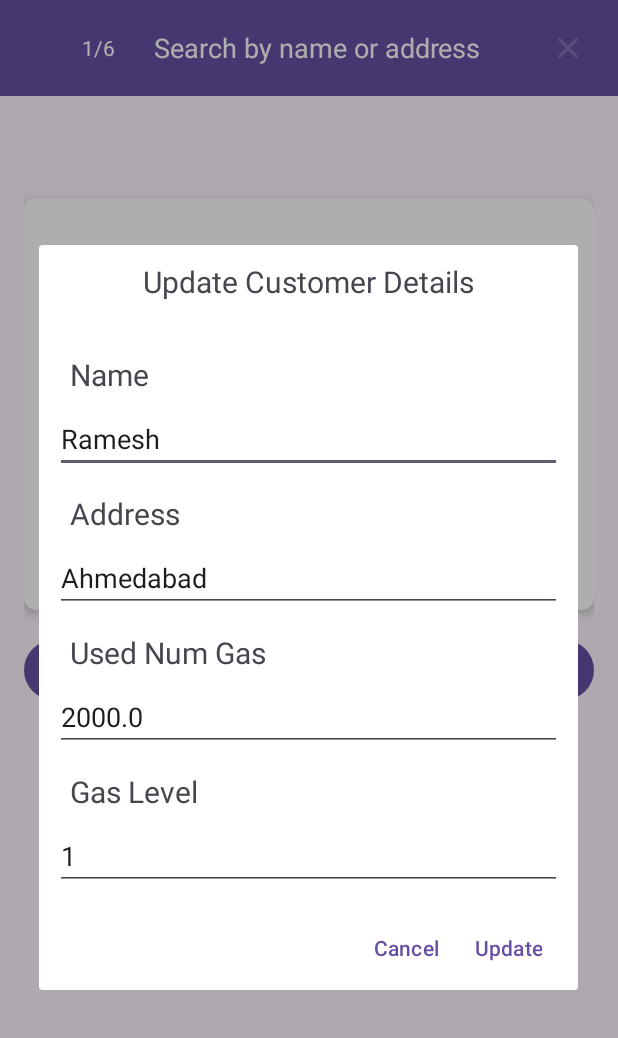
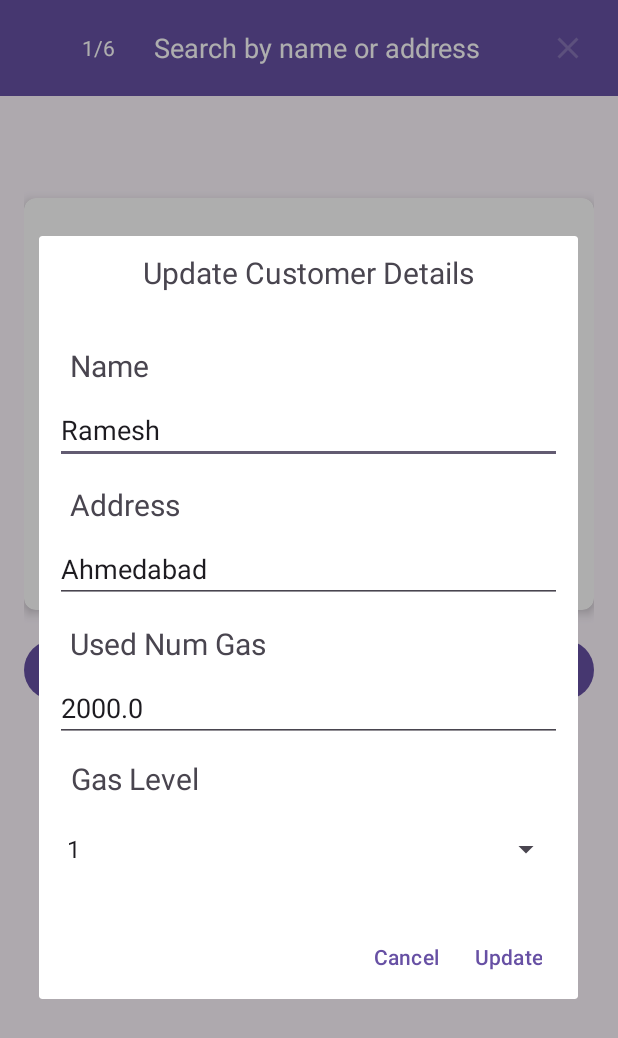
Before and after one commit to huynhnguyenday/Mobile-application, an Android app: the CustomerDetailsActivity screen opened directly, with no data from a screen before it, after a tap on an icon or button, on a phone screen of 412 x 824 dp. Shown: the top 1038 px of the screen. Run offline under Robolectric (Android 15) with nearby library versions, the phone set to English and light mode, and no system bars; 1 other tap on this screen came first.

Commit message:
UPDATE UPDATEDETAIL

```diff
--- a/app/src/main/AndroidManifest.xml
+++ b/app/src/main/AndroidManifest.xml
@@ -29,7 +29,6 @@
         <activity android:name=".MyApplication" />
         <activity android:name=".BaseActivity" />
         <activity android:name=".CustomerDetailsActivity" />
-
     </application>
 
 </manifest>
--- a/app/src/main/java/com/example/gasbill/CustomerDetailsActivity.java
+++ b/app/src/main/java/com/example/gasbill/CustomerDetailsActivity.java
@@ -11,10 +11,12 @@ import android.util.Log;
 import android.view.Gravity;
 import android.view.MenuItem;
 import android.view.View;
+import android.widget.ArrayAdapter;
 import android.widget.Button;
 import android.widget.EditText;
 import android.widget.LinearLayout;
 import android.widget.ScrollView;
+import android.widget.Spinner;
 import android.widget.TextView;
 import android.widget.Toast;
 import androidx.annotation.NonNull;
@@ -27,6 +29,8 @@ import androidx.drawerlayout.widget.DrawerLayout;
 import androidx.appcompat.widget.SearchView;
 import com.google.android.material.navigation.NavigationView;
 import java.text.DecimalFormat;
+import java.util.ArrayList;
+import java.util.List;
 
 public class CustomerDetailsActivity extends BaseActivity {
 
@@ -391,14 +395,14 @@ public class CustomerDetailsActivity extends BaseActivity {
         // Create a LinearLayout for the dialog's title
         LinearLayout titleLayout = new LinearLayout(this);
         titleLayout.setOrientation(LinearLayout.VERTICAL);
-        titleLayout.setGravity(Gravity.CENTER); // Center the title
-        titleLayout.setPadding(16, 16, 16, 16); // Padding for the title
+        titleLayout.setGravity(Gravity.CENTER);
+        titleLayout.setPadding(16, 16, 16, 16);
 
         // Create a TextView for the title
         TextView titleTextView = new TextView(this);
         titleTextView.setText("Update Customer Details");
-        titleTextView.setTextSize(20); // Set the text size
-        titleTextView.setGravity(Gravity.CENTER); // Center the title text
+        titleTextView.setTextSize(20);
+        titleTextView.setGravity(Gravity.CENTER);
         titleTextView.setLayoutParams(new LinearLayout.LayoutParams(
                 LinearLayout.LayoutParams.WRAP_CONTENT,
                 LinearLayout.LayoutParams.WRAP_CONTENT
@@ -413,54 +417,84 @@ public class CustomerDetailsActivity extends BaseActivity {
         // Create a LinearLayout to hold the TextViews and EditTexts
         LinearLayout dialogView = new LinearLayout(this);
         dialogView.setOrientation(LinearLayout.VERTICAL);
-        dialogView.setPadding(16, 16, 16, 16); // Padding for LinearLayout
+        dialogView.setPadding(16, 16, 16, 16);
 
         // Create the EditTexts
         EditText editTextName = new EditText(this);
         EditText editTextAddress = new EditText(this);
         EditText editTextUsedNumGas = new EditText(this);
-        EditText editTextGasLevelTypeId = new EditText(this);
+
+        // Create a Spinner for gas level type
+        Spinner spinnerGasLevelType = new Spinner(this);
+
+// Create a list for the gas level types
+        List<String> gasLevelTypes = new ArrayList<>();
+        gasLevelTypes.add("1");
+        gasLevelTypes.add("2");
+
+// Create an ArrayAdapter for the Spinner
+        ArrayAdapter<String> adapter = new ArrayAdapter<>(this,
+                android.R.layout.simple_spinner_item, gasLevelTypes);
+        adapter.setDropDownViewResource(android.R.layout.simple_spinner_dropdown_item);
+        spinnerGasLevelType.setAdapter(adapter);
+
+// Tăng kích thước chữ cho Spinner
+        spinnerGasLevelType.setMinimumHeight(100); // Tăng chiều cao để dễ dàng chọn
+        TextView spinnerTextView = (TextView) spinnerGasLevelType.getSelectedView();
+        if (spinnerTextView != null) {
+            spinnerTextView.setTextSize(24); // Đặt kích thước chữ
+        }
+
 
         // Set properties for the EditTexts
         editTextName.setHint("Enter customer name");
         editTextAddress.setHint("Enter customer address");
         editTextUsedNumGas.setHint("Enter used number of gas");
-        editTextGasLevelTypeId.setHint("Enter gas level");
 
-        // Create and add TextViews to the LinearLayout
-        TextView textViewName = new TextView(this);
-        textViewName.setText("Name");
-        textViewName.setTextSize(20); // Increase text size
-        textViewName.setPadding(15, 20, 0, 10); // Add padding top
-        dialogView.addView(textViewName);
-        dialogView.addView(editTextName);
+        // Create and add TextViews and EditTexts to the LinearLayout
+        addTextView(dialogView, "Name", editTextName);
+        addTextView(dialogView, "Address", editTextAddress);
+        addTextView(dialogView, "Used Num Gas", editTextUsedNumGas);
 
-        TextView textViewAddress = new TextView(this);
-        textViewAddress.setText("Address");
-        textViewAddress.setTextSize(20); // Increase text size
-        textViewAddress.setPadding(15, 20, 0, 10); // Add padding top
-        dialogView.addView(textViewAddress);
-        dialogView.addView(editTextAddress);
+        // Add a TextView for "Gas Level"
+        TextView gasLevelTitleTextView = new TextView(this);
+        gasLevelTitleTextView.setText("Gas Level");
+        gasLevelTitleTextView.setTextSize(20); // Tăng kích cỡ chữ lên 20
+        gasLevelTitleTextView.setLayoutParams(new LinearLayout.LayoutParams(
+                LinearLayout.LayoutParams.WRAP_CONTENT,
+                LinearLayout.LayoutParams.WRAP_CONTENT
+        ));
+        int paddingTop = 16;
+        int paddingLeft = 16;
+        gasLevelTitleTextView.setPadding(paddingLeft, paddingTop,
+                gasLevelTitleTextView.getPaddingRight(), gasLevelTitleTextView.getPaddingBottom());
 
-        TextView textViewUsedNumGas = new TextView(this);
-        textViewUsedNumGas.setText("Used Num Gas");
-        textViewUsedNumGas.setTextSize(20); // Increase text size
-        textViewUsedNumGas.setPadding(15, 20, 0, 10); // Add padding top
-        dialogView.addView(textViewUsedNumGas);
-        dialogView.addView(editTextUsedNumGas);
+        dialogView.addView(gasLevelTitleTextView);
 
-        TextView textViewGasLevelTypeId = new TextView(this);
-        textViewGasLevelTypeId.setText("Gas Level");
-        textViewGasLevelTypeId.setTextSize(20); // Increase text size
-        textViewGasLevelTypeId.setPadding(15, 20, 0, 10); // Add padding top
-        dialogView.addView(textViewGasLevelTypeId);
-        dialogView.addView(editTextGasLevelTypeId);
+        // Add the Spinner without label
+        dialogView.addView(spinnerGasLevelType);
 
-        // Set the text for the EditTexts from the TextViews
-        editTextName.setText(tvCustomerName.getText().toString().replace("Name: ", ""));
-        editTextAddress.setText(tvCustomerAddress.getText().toString().replace("Address: ", ""));
-        editTextUsedNumGas.setText(tvCustomerUsedNumGas.getText().toString().replace("Used Num Gas: ", ""));
-        editTextGasLevelTypeId.setText(tvCustomerGasLevelTypeID.getText().toString().replace("Gas Level: ", ""));
+        // Fetch and set the customer details from the cursor safely
+        if (cursor != null && cursor.moveToPosition(currentPosition)) {
+            int nameIndex = cursor.getColumnIndex("NAME");
+            int addressIndex = cursor.getColumnIndex("ADDRESS");
+            int usedNumGasIndex = cursor.getColumnIndex("USED_NUM_GAS");
+            int gasLevelTypeIdIndex = cursor.getColumnIndex("GAS_LEVEL_TYPE_ID");
+
+            if (nameIndex != -1) {
+                editTextName.setText(cursor.getString(nameIndex));
+            }
+            if (addressIndex != -1) {
+                editTextAddress.setText(cursor.getString(addressIndex));
+            }
+            if (usedNumGasIndex != -1) {
+                editTextUsedNumGas.setText(String.valueOf(cursor.getDouble(usedNumGasIndex)));
+            }
+            if (gasLevelTypeIdIndex != -1) {
+                int gasLevelTypeId = cursor.getInt(gasLevelTypeIdIndex);
+                spinnerGasLevelType.setSelection(gasLevelTypeId - 1); // Adjust for zero-based index
+            }
+        }
 
         // Add the LinearLayout to the ScrollView
         scrollView.addView(dialogView);
@@ -474,27 +508,63 @@ public class CustomerDetailsActivity extends BaseActivity {
         // Set the main layout as the dialog view
         builder.setView(mainLayout);
 
-        builder.setPositiveButton("Update", (dialog, which) -> updateCustomerDetails(
+        builder.setPositiveButton("Update", (dialog, which) -> {
+            String selectedGasLevelType = spinnerGasLevelType.getSelectedItem().toString();
+            int gasLevelTypeId = selectedGasLevelType.equals("1") ? 1 : 2;
+
+            updateCustomerDetails(
                     editTextName.getText().toString(),
                     editTextAddress.getText().toString(),
                     Double.parseDouble(editTextUsedNumGas.getText().toString()),
-                Integer.parseInt(editTextGasLevelTypeId.getText().toString())
-        ));
+                    gasLevelTypeId
+            );
+        });
 
         builder.setNegativeButton("Cancel", null);
         builder.show();
     }
 
+
+
+    // Updated method to add a Spinner to the LinearLayout with same structure as Used Num Gas
+    private void addSpinner(LinearLayout layout, String label, Spinner spinner) {
+        // Create a TextView for the label
+        TextView textView = new TextView(this);
+        textView.setText(label);
+        // Set any additional properties to match the structure of "Used Num Gas"
+        textView.setTextSize(16); // Adjust the text size as needed
+        textView.setLayoutParams(new LinearLayout.LayoutParams(
+                LinearLayout.LayoutParams.WRAP_CONTENT,
+                LinearLayout.LayoutParams.WRAP_CONTENT
+        ));
+
+        // Add the TextView and Spinner to the layout
+        layout.addView(textView);
+        layout.addView(spinner);
+    }
+
+
+    // Helper method to add TextViews and EditTexts to the layout
+    private void addTextView(LinearLayout layout, String label, EditText editText) {
+        TextView textView = new TextView(this);
+        textView.setText(label);
+        textView.setTextSize(20);
+        textView.setPadding(15, 20, 0, 10);
+        layout.addView(textView);
+        layout.addView(editText);
+    }
+
+
     private void updateCustomerDetails(String name, String address, double usedNumGas, int gasLevelTypeId) {
         int customerId = cursor.getInt(cursor.getColumnIndexOrThrow("ID"));
-        String yyyymm = tvCustomerYYYYMM.getText().toString().replace("Date: ", "");
+        String yyyymm = tvCustomerYYYYMM.getText().toString().replace("Date: ", ""); // Thay thế "YYYYMM: " bằng "Date: "
 
         dbHelper.updateCustomer(customerId, name, yyyymm, address, usedNumGas, gasLevelTypeId);
 
         // Cập nhật lại hiển thị sau khi cập nhật
         cursor = dbHelper.getAllCustomers();
-        cursor.moveToPosition(currentPosition);
-        displayCustomerDetails();
+        cursor.moveToPosition(currentPosition); // Đặt cursor về vị trí hiện tại
+        displayCustomerDetails(); // Hiển thị lại thông tin
     }
 
 
@@ -530,18 +600,30 @@ public class CustomerDetailsActivity extends BaseActivity {
 
             // Hiển thị Address, hoặc "***" nếu bị ẩn
             if (addressIndex != -1) {
+                if (showAddress) {
                     tvCustomerAddress.setText("Address: " + cursor.getString(addressIndex));
+                } else {
+                    tvCustomerAddress.setText("Address: ***");
+                }
             }
 
             // Hiển thị Used Num Gas, tính toán giá, hoặc "***" nếu bị ẩn
             if (usedNumGasIndex != -1) {
                 double usedNumGas = cursor.getDouble(usedNumGasIndex);
+                if (showUsedNumGas) {
                     tvCustomerUsedNumGas.setText("Used Num Gas: " + usedNumGas);
+                } else {
+                    tvCustomerUsedNumGas.setText("Used Num Gas: ***");
+                }
             }
 
             // Hiển thị Gas Level Type ID, hoặc "***" nếu bị ẩn
             if (gasLevelTypeIdIndex != -1) {
+                if (showGasLevelTypeName) {
                     tvCustomerGasLevelTypeID.setText("Gas Level: " + cursor.getInt(gasLevelTypeIdIndex));
+                } else {
+                    tvCustomerGasLevelTypeID.setText("Gas Level: ***");
+                }
             }
 
             calculateAndDisplayPrice(); // Tính toán và hiển thị giá khi hiển thị thông tin khách hàng
```
Lines whose indentation alone changed are shown as unchanged.
